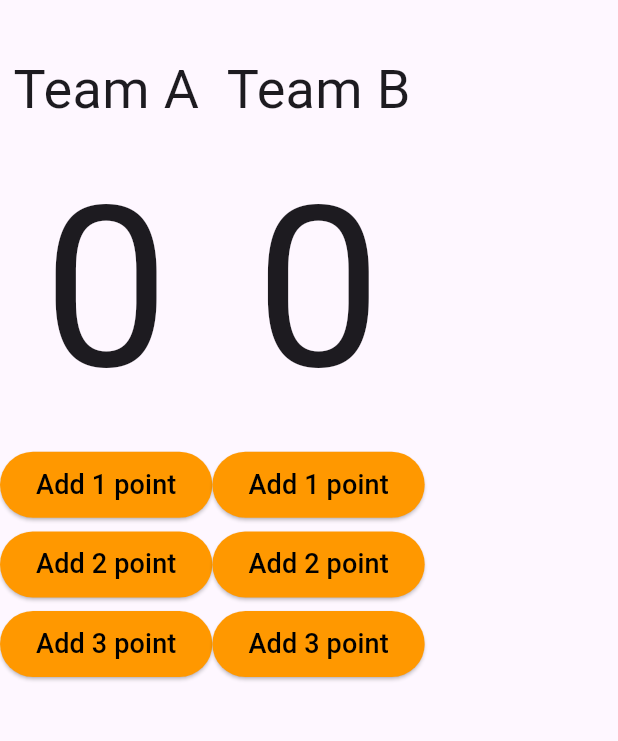
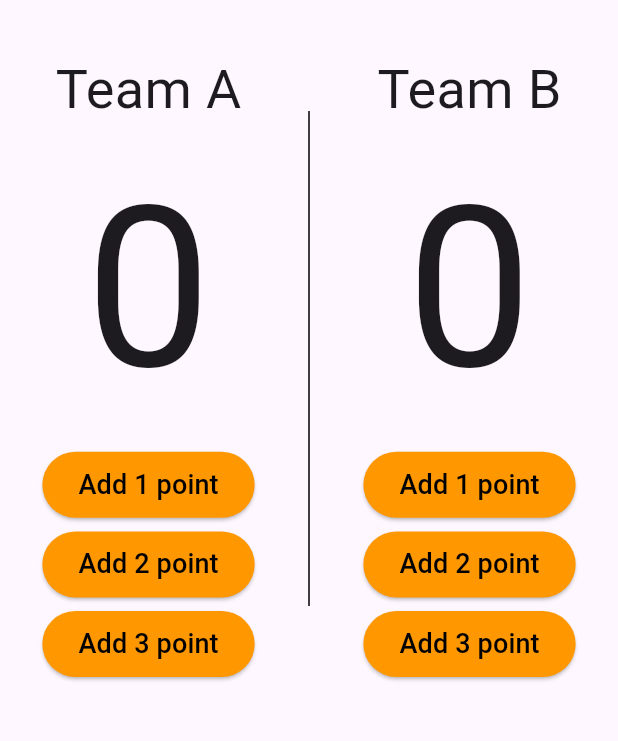
Before and after one commit to amirrrra/Counter-App, a Flutter app: the screen it shows after launch, on a phone screen of 412 x 824 dp, the part 63-804 px from its top. Run offline on Flutter 3.47's test engine with Material 3 defaults, Android fonts, the phone set to English and light mode, and no system bars.

Commit message:
build divider

```diff
--- a/lib/views/home_view.dart
+++ b/lib/views/home_view.dart
@@ -1,5 +1,6 @@
 import 'package:basketball_counter_app/widgets/app_bar_widget.dart';
 import 'package:basketball_counter_app/widgets/body_widget.dart';
+import 'package:basketball_counter_app/widgets/divider_widget.dart';
 import 'package:flutter/material.dart';
 
 class HomeView extends StatelessWidget {
@@ -12,16 +13,17 @@ class HomeView extends StatelessWidget {
       body: Column(
         children: [
           Row(
+            mainAxisAlignment: MainAxisAlignment.spaceEvenly,
             children: [
               BodyWidget(
                 teamName: 'Team A',
               ),
+              DividerWidget(),
               BodyWidget(
                 teamName: 'Team B',
               ),
             ],
           ),
-
         ],
       ),
     );
--- /dev/null
+++ b/lib/widgets/divider_widget.dart
@@ -0,0 +1,17 @@
+import 'package:flutter/material.dart';
+
+class DividerWidget extends StatelessWidget {
+  const DividerWidget({super.key});
+
+  @override
+  Widget build(BuildContext context) {
+    return const SizedBox(
+      height: 500,
+      child: VerticalDivider(
+        color: Colors.black,
+        indent: 60,
+        endIndent: 110,
+      ),
+    );
+  }
+}
```
